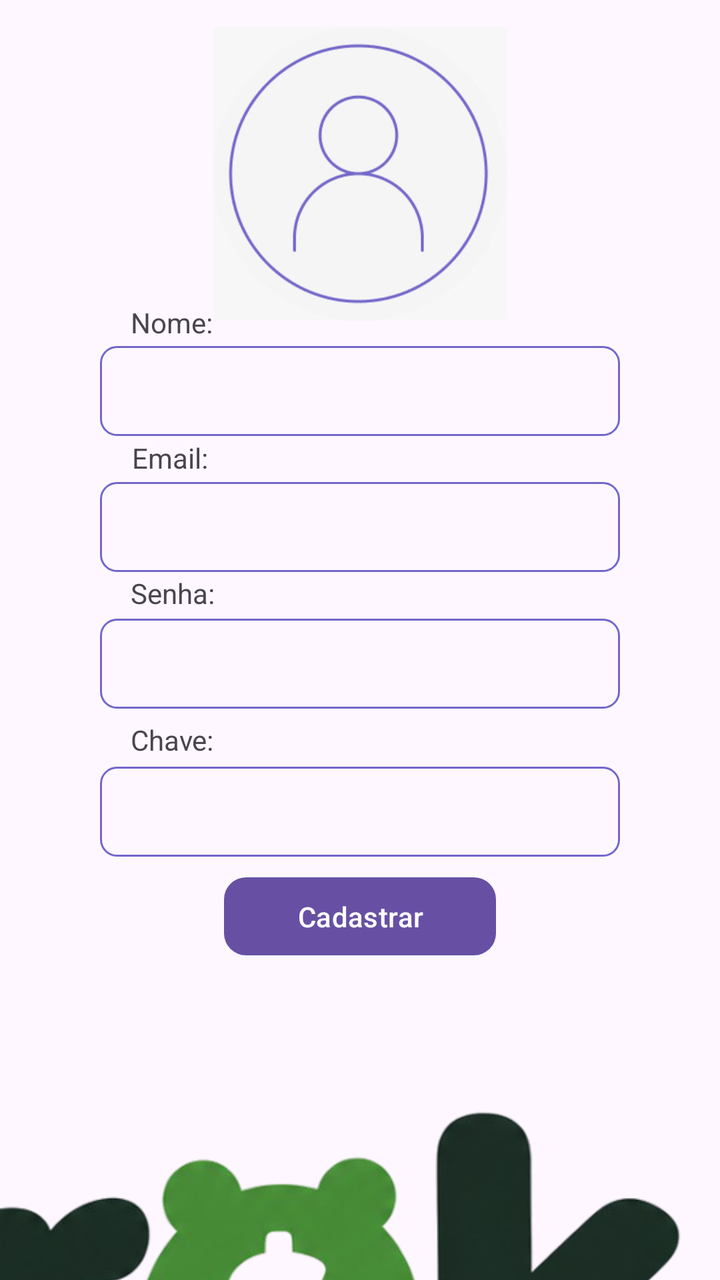
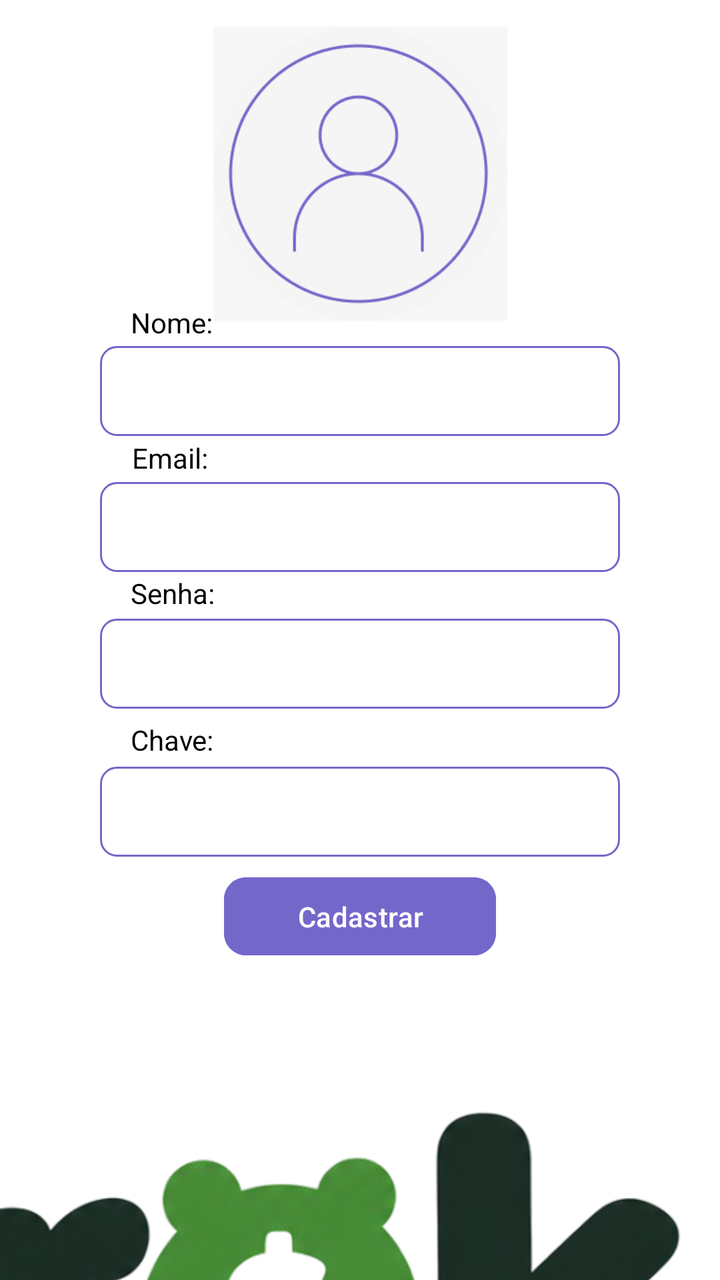

Two renders of the same Android screen: before a commit and after it. Below are the layout's source before the change and the commit's diff.
<!-- AndroidManifest.xml: application theme Theme.Chrock -->
<!-- res/layout/activity_cadastrar.xml -->
<?xml version="1.0" encoding="utf-8"?>
<androidx.constraintlayout.widget.ConstraintLayout xmlns:android="http://schemas.android.com/apk/res/android"
    xmlns:app="http://schemas.android.com/apk/res-auto"
    xmlns:tools="http://schemas.android.com/tools"
    android:id="@+id/main"
    android:layout_width="match_parent"
    android:layout_height="match_parent"
    tools:context=".Cadastrar">

    <ImageView
        android:id="@+id/imageView"
        android:layout_width="629dp"
        android:layout_height="398dp"
        android:layout_marginTop="432dp"
        android:layout_marginEnd="16dp"
        app:layout_constraintEnd_toEndOf="parent"
        app:layout_constraintTop_toTopOf="parent"
        app:srcCompat="@drawable/chrok_logo" />

    <ImageView
        android:id="@+id/imageView2"
        android:layout_width="167dp"
        android:layout_height="147dp"
        app:layout_constraintBottom_toBottomOf="parent"
        app:layout_constraintEnd_toEndOf="parent"
        app:layout_constraintStart_toStartOf="parent"
        app:layout_constraintTop_toTopOf="parent"
        app:layout_constraintVertical_bias="0.027"
        app:srcCompat="@drawable/profile_character" />

    <TextView
        android:id="@+id/textoNome"
        android:layout_width="wrap_content"
        android:layout_height="wrap_content"
        android:text="Nome:"
        app:layout_constraintBottom_toBottomOf="parent"
        app:layout_constraintEnd_toEndOf="parent"
        app:layout_constraintHorizontal_bias="0.205"
        app:layout_constraintStart_toStartOf="parent"
        app:layout_constraintTop_toTopOf="parent"
        app:layout_constraintVertical_bias="0.244" />

    <EditText
        android:id="@+id/cadastroNome"
        android:layout_width="260dp"
        android:layout_height="45dp"
        android:background="@drawable/borda_de_texto"
        android:ems="10"
        android:inputType="text"
        app:layout_constraintBottom_toBottomOf="parent"
        app:layout_constraintEnd_toEndOf="parent"
        app:layout_constraintHorizontal_bias="0.5"
        app:layout_constraintStart_toStartOf="parent"
        app:layout_constraintTop_toTopOf="parent"
        app:layout_constraintVertical_bias="0.291" />

    <TextView
        android:id="@+id/textoEmail"
        android:layout_width="wrap_content"
        android:layout_height="wrap_content"
        android:text="Email:"
        app:layout_constraintBottom_toBottomOf="parent"
        app:layout_constraintEnd_toEndOf="parent"
        app:layout_constraintHorizontal_bias="0.205"
        app:layout_constraintStart_toStartOf="parent"
        app:layout_constraintTop_toTopOf="parent"
        app:layout_constraintVertical_bias="0.353" />

    <EditText
        android:id="@+id/cadastroEmail"
        android:layout_width="260dp"
        android:layout_height="45dp"
        android:background="@drawable/borda_de_texto"
        android:ems="10"
        android:inputType="textEmailAddress"
        app:layout_constraintBottom_toBottomOf="parent"
        app:layout_constraintEnd_toEndOf="parent"
        app:layout_constraintHorizontal_bias="0.5"
        app:layout_constraintStart_toStartOf="parent"
        app:layout_constraintTop_toTopOf="parent"
        app:layout_constraintVertical_bias="0.405" />

    <TextView
        android:id="@+id/textoSenha"
        android:layout_width="wrap_content"
        android:layout_height="wrap_content"
        android:text="Senha:"
        app:layout_constraintBottom_toBottomOf="parent"
        app:layout_constraintEnd_toEndOf="parent"
        app:layout_constraintHorizontal_bias="0.205"
        app:layout_constraintStart_toStartOf="parent"
        app:layout_constraintTop_toTopOf="parent"
        app:layout_constraintVertical_bias="0.462" />

    <EditText
        android:id="@+id/cadastroSenha"
        android:layout_width="260dp"
        android:layout_height="45dp"
        android:background="@drawable/borda_de_texto"
        android:ems="10"
        android:inputType="textPassword"
        app:layout_constraintBottom_toBottomOf="parent"
        app:layout_constraintEnd_toEndOf="parent"
        app:layout_constraintHorizontal_bias="0.5"
        app:layout_constraintStart_toStartOf="parent"
        app:layout_constraintTop_toTopOf="parent"
        app:layout_constraintVertical_bias="0.52" />

    <TextView
        android:id="@+id/textoChave"
        android:layout_width="wrap_content"
        android:layout_height="wrap_content"
        android:text="Chave:"
        app:layout_constraintBottom_toBottomOf="parent"
        app:layout_constraintEnd_toEndOf="parent"
        app:layout_constraintHorizontal_bias="0.205"
        app:layout_constraintStart_toStartOf="parent"
        app:layout_constraintTop_toTopOf="parent"
        app:layout_constraintVertical_bias="0.58" />

    <EditText
        android:id="@+id/cadastroChave"
        android:layout_width="260dp"
        android:layout_height="45dp"
        android:background="@drawable/borda_de_texto"
        android:ems="10"
        android:inputType="text"
        app:layout_constraintBottom_toBottomOf="parent"
        app:layout_constraintEnd_toEndOf="parent"
        app:layout_constraintHorizontal_bias="0.5"
        app:layout_constraintStart_toStartOf="parent"
        app:layout_constraintTop_toTopOf="parent"
        app:layout_constraintVertical_bias="0.644" />

    <Button
        android:id="@+id/botaoCadastrar"
        android:layout_width="136dp"
        android:layout_height="47dp"
        android:clickable="true"
        android:text="Cadastrar"
        app:cornerRadius="11dp"
        app:layout_constraintBottom_toBottomOf="parent"
        app:layout_constraintEnd_toEndOf="parent"
        app:layout_constraintHorizontal_bias="0.5"
        app:layout_constraintStart_toStartOf="parent"
        app:layout_constraintTop_toTopOf="parent"
        app:layout_constraintVertical_bias="0.733" />



</androidx.constraintlayout.widget.ConstraintLayout>
<!-- resources referenced by this layout -->
<resources>
  <!-- drawable borda_de_texto (drawable) -->
  <?xml version="1.0" encoding="utf-8"?>
  <shape xmlns:android="http://schemas.android.com/apk/res/android"
      android:shape="rectangle">
  
      <solid android:color="@android:color/transparent" />
  
      <corners
          android:bottomLeftRadius="8dp"
          android:bottomRightRadius="8dp"
          android:topLeftRadius="8dp"
          android:topRightRadius="8dp" />
  
      <stroke
          android:width="1dp"
          android:color="#FF7467CA" />
  
      <padding
          android:bottom="8dp"
          android:left="12dp"
          android:right="12dp"
          android:top="8dp" />
  
  </shape>
  <!-- drawable chrok_logo: png bitmap (drawable-ldltr, 136511 bytes) -->
  <!-- drawable profile_character: jpeg bitmap (drawable-ldltr, 15158 bytes) -->
  <style name="Theme.Chrock" parent="Base.Theme.Chrock" />
  <style name="Base.Theme.Chrock" parent="Theme.Material3.DayNight.NoActionBar">
      </style>
</resources>

<!-- the commit's change to res/layout/activity_cadastrar.xml (unified diff, before → after) -->
@@ -3,6 +3,7 @@
     xmlns:app="http://schemas.android.com/apk/res-auto"
     xmlns:tools="http://schemas.android.com/tools"
     android:id="@+id/main"
+    android:background="@color/white"
     android:layout_width="match_parent"
     android:layout_height="match_parent"
     tools:context=".Cadastrar">
@@ -18,9 +19,14 @@
         app:srcCompat="@drawable/chrok_logo" />
 
     <ImageView
-        android:id="@+id/imageView2"
-        android:layout_width="167dp"
+        android:id="@+id/fotoPerfil"
+        android:layout_width="147dp"
         android:layout_height="147dp"
+        android:clickable="true"
+        android:focusable="true"
+        android:scaleType="centerCrop"
+        android:background="?attr/selectableItemBackgroundBorderless"
+        android:contentDescription="Escolher foto de perfil"
         app:layout_constraintBottom_toBottomOf="parent"
         app:layout_constraintEnd_toEndOf="parent"
         app:layout_constraintStart_toStartOf="parent"
@@ -33,6 +39,7 @@
         android:layout_width="wrap_content"
         android:layout_height="wrap_content"
         android:text="Nome:"
+        android:textColor="@color/black"
         app:layout_constraintBottom_toBottomOf="parent"
         app:layout_constraintEnd_toEndOf="parent"
         app:layout_constraintHorizontal_bias="0.205"
@@ -61,6 +68,7 @@
         android:text="Email:"
         app:layout_constraintBottom_toBottomOf="parent"
         app:layout_constraintEnd_toEndOf="parent"
+        android:textColor="@color/black"
         app:layout_constraintHorizontal_bias="0.205"
         app:layout_constraintStart_toStartOf="parent"
         app:layout_constraintTop_toTopOf="parent"
@@ -88,6 +96,7 @@
         app:layout_constraintBottom_toBottomOf="parent"
         app:layout_constraintEnd_toEndOf="parent"
         app:layout_constraintHorizontal_bias="0.205"
+        android:textColor="@color/black"
         app:layout_constraintStart_toStartOf="parent"
         app:layout_constraintTop_toTopOf="parent"
         app:layout_constraintVertical_bias="0.462" />
@@ -115,6 +124,7 @@
         app:layout_constraintEnd_toEndOf="parent"
         app:layout_constraintHorizontal_bias="0.205"
         app:layout_constraintStart_toStartOf="parent"
+        android:textColor="@color/black"
         app:layout_constraintTop_toTopOf="parent"
         app:layout_constraintVertical_bias="0.58" />
 
@@ -139,6 +149,8 @@
         android:clickable="true"
         android:text="Cadastrar"
         app:cornerRadius="11dp"
+        android:backgroundTint="@color/roxoBtn"
+        android:textColor="@color/white"
         app:layout_constraintBottom_toBottomOf="parent"
         app:layout_constraintEnd_toEndOf="parent"
         app:layout_constraintHorizontal_bias="0.5"
<!-- resource entries referenced after the edit -->
@@ -1,5 +1,8 @@
 <!-- resources referenced by this layout -->
 <resources>
+  <color name="black">#FF000000</color>
+  <color name="roxoBtn">#7467CA</color>
+  <color name="white">#FFFFFFFF</color>
   <!-- drawable borda_de_texto (drawable) -->
   <?xml version="1.0" encoding="utf-8"?>
   <shape xmlns:android="http://schemas.android.com/apk/res/android"
